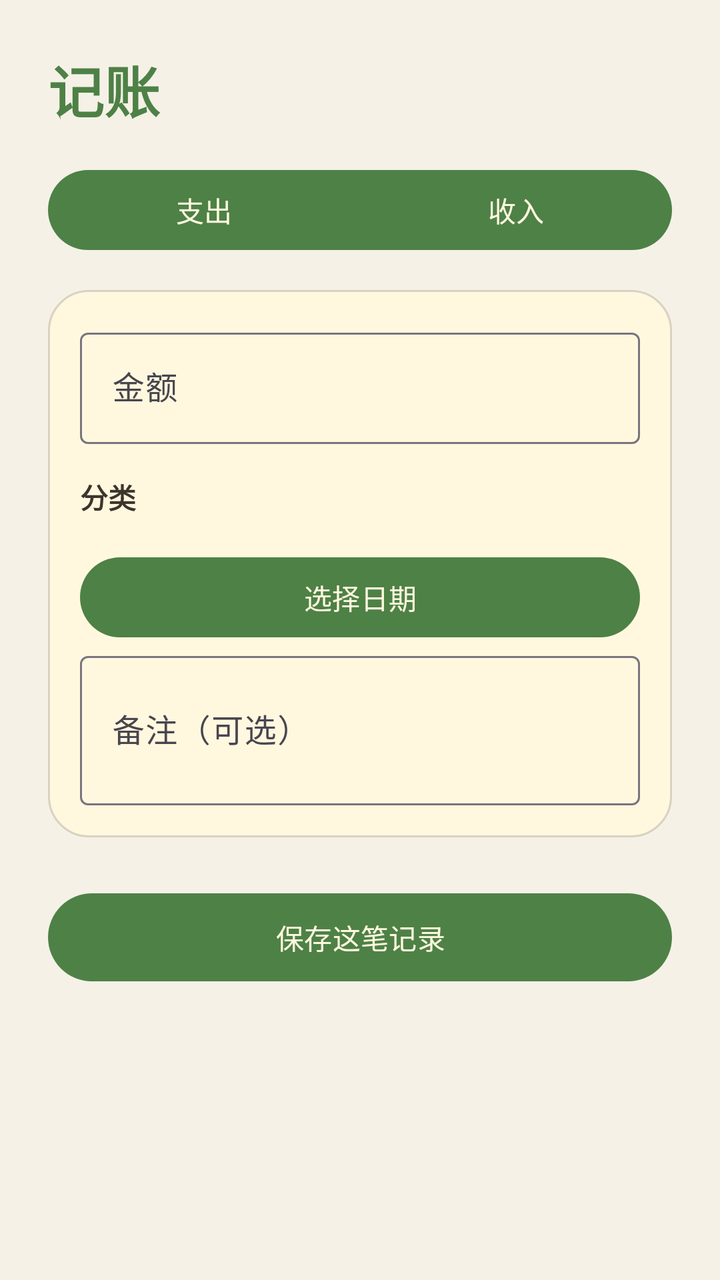
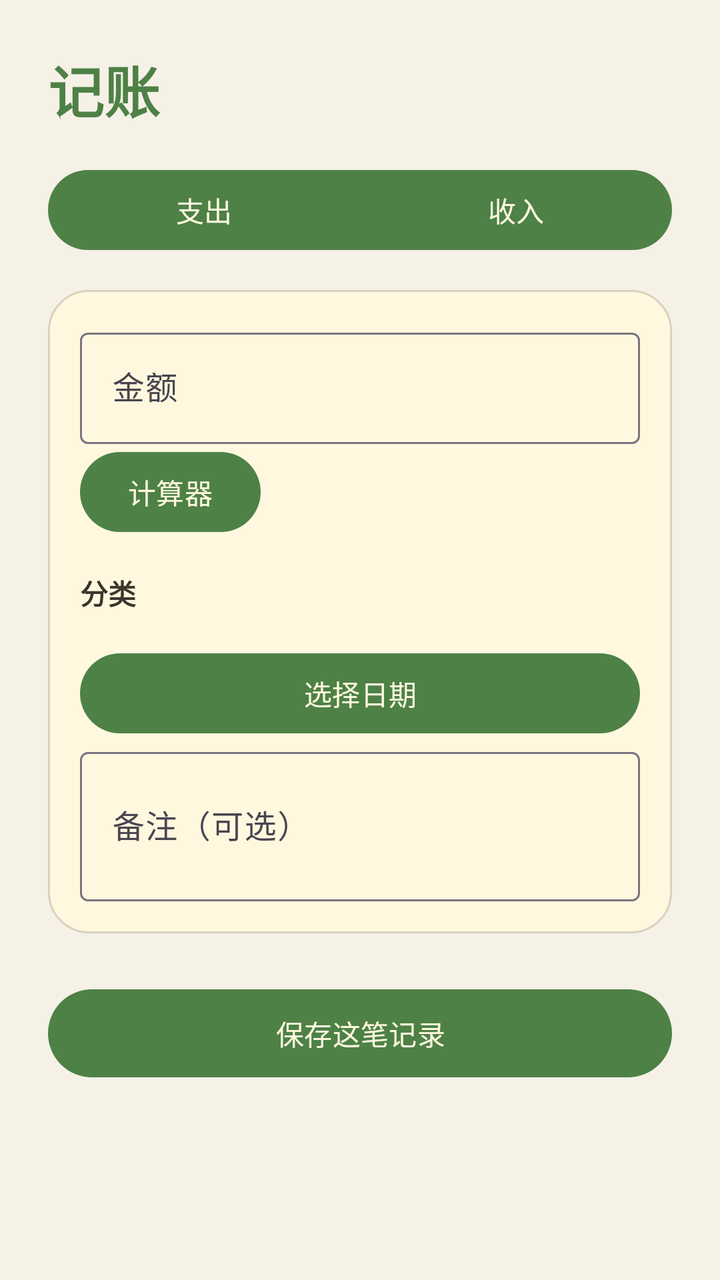

Compare the two renders of this Android layout. The source of the first and the diff that turns it into the second are given below.
<!-- AndroidManifest.xml: application theme Theme.PkmAPP -->
<!-- res/layout/fragment_record.xml -->
<?xml version="1.0" encoding="utf-8"?>
<ScrollView xmlns:android="http://schemas.android.com/apk/res/android" xmlns:app="http://schemas.android.com/apk/res-auto" android:layout_width="match_parent" android:layout_height="match_parent" android:background="@color/cream_background" android:fillViewport="true">
 <LinearLayout android:layout_width="match_parent" android:layout_height="wrap_content" android:orientation="vertical" android:padding="@dimen/space_24">
  <TextView android:id="@+id/title_record" android:layout_width="wrap_content" android:layout_height="wrap_content" android:text="记账" android:textColor="@color/forest_green" android:textSize="28sp" android:textStyle="bold"/>
  <com.google.android.material.button.MaterialButtonToggleGroup android:layout_width="match_parent" android:layout_height="wrap_content" android:layout_marginTop="@dimen/space_16" app:singleSelection="true" app:selectionRequired="true">
   <com.google.android.material.button.MaterialButton android:id="@+id/record_type_expense" android:layout_width="0dp" android:layout_height="48dp" android:layout_weight="1" android:text="支出"/>
   <com.google.android.material.button.MaterialButton android:id="@+id/record_type_income" android:layout_width="0dp" android:layout_height="48dp" android:layout_weight="1" android:text="收入"/>
  </com.google.android.material.button.MaterialButtonToggleGroup>
  <LinearLayout style="@style/Widget.PkmAPP.PaperCard" android:layout_width="match_parent" android:layout_height="wrap_content" android:layout_marginTop="@dimen/space_16" android:orientation="vertical" android:padding="@dimen/space_16">
   <com.google.android.material.textfield.TextInputLayout android:id="@+id/record_amount_layout" android:layout_width="match_parent" android:layout_height="wrap_content" android:hint="金额" app:prefixText="¥"><com.google.android.material.textfield.TextInputEditText android:id="@+id/record_amount_input" android:layout_width="match_parent" android:layout_height="wrap_content" android:inputType="numberDecimal"/></com.google.android.material.textfield.TextInputLayout>
   <TextView android:layout_width="wrap_content" android:layout_height="wrap_content" android:layout_marginTop="@dimen/space_16" android:text="分类" android:textColor="@color/ink" android:textStyle="bold"/>
   <com.google.android.material.chip.ChipGroup android:id="@+id/record_category_group" android:layout_width="match_parent" android:layout_height="wrap_content" app:singleSelection="true" app:chipSpacingHorizontal="@dimen/space_8" app:chipSpacingVertical="@dimen/space_8"/>
   <com.google.android.material.button.MaterialButton android:id="@+id/record_date_button" android:layout_width="match_parent" android:layout_height="48dp" android:layout_marginTop="@dimen/space_16" android:text="选择日期"/>
   <com.google.android.material.textfield.TextInputLayout android:layout_width="match_parent" android:layout_height="wrap_content" android:hint="备注（可选）"><com.google.android.material.textfield.TextInputEditText android:id="@+id/record_note_input" android:layout_width="match_parent" android:layout_height="wrap_content" android:minLines="2"/></com.google.android.material.textfield.TextInputLayout>
  </LinearLayout>
  <com.google.android.material.button.MaterialButton android:id="@+id/record_save_button" android:layout_width="match_parent" android:layout_height="52dp" android:layout_marginTop="@dimen/space_24" android:text="保存这笔记录"/>
 </LinearLayout>
</ScrollView>
<!-- resources referenced by this layout -->
<resources>
  <color name="cream_background">#F5F1E7</color>
  <color name="forest_green">#4E8146</color>
  <color name="ink">#3B352C</color>
  <dimen name="space_16">16dp</dimen>
  <dimen name="space_24">24dp</dimen>
  <dimen name="space_8">8dp</dimen>
  <style name="Widget.PkmAPP.PaperCard">
          <item name="android:background">@drawable/bg_paper_card</item>
      </style>
  <style name="Theme.PkmAPP" parent="Theme.Material3.DayNight.NoActionBar">
          <item name="android:windowBackground">@color/cream_background</item>
          <item name="android:statusBarColor">@color/cream_background</item>
          <item name="android:navigationBarColor">@color/cream_background</item>
          <item name="android:windowLightStatusBar">true</item>
          <item name="android:windowLightNavigationBar">true</item>
          <item name="colorPrimary">@color/forest_green</item>
          <item name="colorOnPrimary">@color/paper_card</item>
          <item name="colorSecondary">@color/warm_orange</item>
          <item name="colorOnSecondary">@color/ink</item>
          <item name="colorSurface">@color/paper_card</item>
          <item name="colorOnSurface">@color/ink</item>
      </style>
  <!-- drawable bg_paper_card (drawable) -->
  <?xml version="1.0" encoding="utf-8"?>
  <shape xmlns:android="http://schemas.android.com/apk/res/android" android:shape="rectangle">
      <solid android:color="@color/paper_card" />
      <corners android:radius="@dimen/radius_card" />
      <stroke android:width="1dp" android:color="#335C4938" />
  </shape>
  <color name="paper_card">#FFF8DF</color>
  <color name="warm_orange">#D48A4A</color>
  <dimen name="radius_card">20dp</dimen>
</resources>

<!-- the commit's change to res/layout/fragment_record.xml (unified diff, before → after) -->
@@ -8,6 +8,7 @@
   </com.google.android.material.button.MaterialButtonToggleGroup>
   <LinearLayout style="@style/Widget.PkmAPP.PaperCard" android:layout_width="match_parent" android:layout_height="wrap_content" android:layout_marginTop="@dimen/space_16" android:orientation="vertical" android:padding="@dimen/space_16">
    <com.google.android.material.textfield.TextInputLayout android:id="@+id/record_amount_layout" android:layout_width="match_parent" android:layout_height="wrap_content" android:hint="金额" app:prefixText="¥"><com.google.android.material.textfield.TextInputEditText android:id="@+id/record_amount_input" android:layout_width="match_parent" android:layout_height="wrap_content" android:inputType="numberDecimal"/></com.google.android.material.textfield.TextInputLayout>
+   <com.google.android.material.button.MaterialButton android:id="@+id/record_calculator_button" android:layout_width="wrap_content" android:layout_height="48dp" android:text="计算器"/>
    <TextView android:layout_width="wrap_content" android:layout_height="wrap_content" android:layout_marginTop="@dimen/space_16" android:text="分类" android:textColor="@color/ink" android:textStyle="bold"/>
    <com.google.android.material.chip.ChipGroup android:id="@+id/record_category_group" android:layout_width="match_parent" android:layout_height="wrap_content" app:singleSelection="true" app:chipSpacingHorizontal="@dimen/space_8" app:chipSpacingVertical="@dimen/space_8"/>
    <com.google.android.material.button.MaterialButton android:id="@+id/record_date_button" android:layout_width="match_parent" android:layout_height="48dp" android:layout_marginTop="@dimen/space_16" android:text="选择日期"/>
